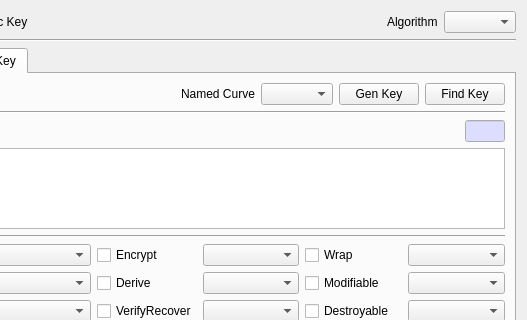
Old version of the form CryptokiMan/create_pqc_pub_key_dlg.ui in the repository jykim74/CryptokiMan; both pictures show x 131 to 658 and y 0 to 320 of the 658 by 439 pixel window.
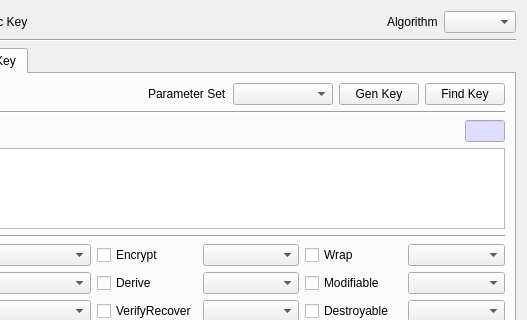
New version of the form. The open tabs and pages were chosen to show the change. Icons and pictures are not drawn.

Patch:
```diff
--- a/CryptokiMan/create_pqc_pub_key_dlg.ui
+++ b/CryptokiMan/create_pqc_pub_key_dlg.ui
@@ -211,12 +211,19 @@
          <item row="0" column="3">
           <widget class="QLabel" name="label_7">
            <property name="text">
-            <string>Named Curve</string>
+            <string>Parameter Set</string>
            </property>
           </widget>
          </item>
          <item row="0" column="4">
-          <widget class="QComboBox" name="mParamCombo"/>
+          <widget class="QComboBox" name="mParamCombo">
+           <property name="minimumSize">
+            <size>
+             <width>100</width>
+             <height>0</height>
+            </size>
+           </property>
+          </widget>
          </item>
          <item row="0" column="5">
           <widget class="QPushButton" name="mGenKeyBtn">
```
Left out of the diff: 4 changed lines with no effect on the pictures.
